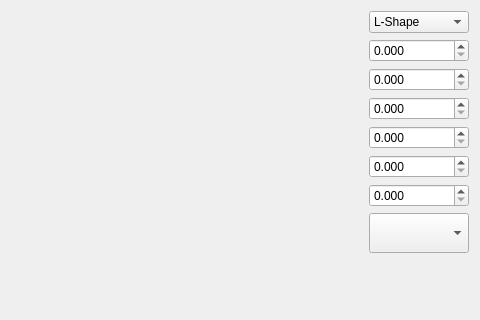
This is BaseShapeOptions.ui in shaise/FreeCAD_SheetMetal as Qt 5 draws it before an edit; both pictures show x 197 to 677 and y 0 to 320 of the 677 by 565 pixel window. The edited form follows.
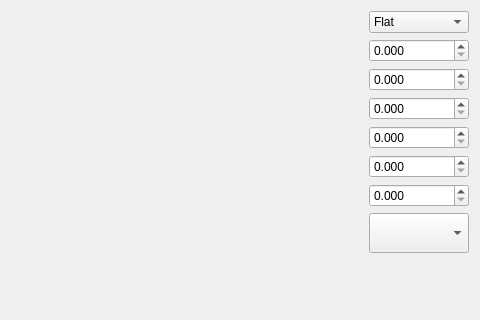
This is the edited form. Icons and pictures are not drawn. Custom widgets are drawn as their Qt base class.

Commit message: Add Flat shape to base shapes + update readme to pr #319

The edit to the form file:
```diff
--- a/BaseShapeOptions.ui
+++ b/BaseShapeOptions.ui
@@ -56,6 +56,11 @@
          <height>16777215</height>
         </size>
        </property>
+       <item>
+        <property name="text">
+         <string>Flat</string>
+        </property>
+       </item>
        <item>
         <property name="text">
          <string>L-Shape</string>
```
The commit also changes 3 other files.
